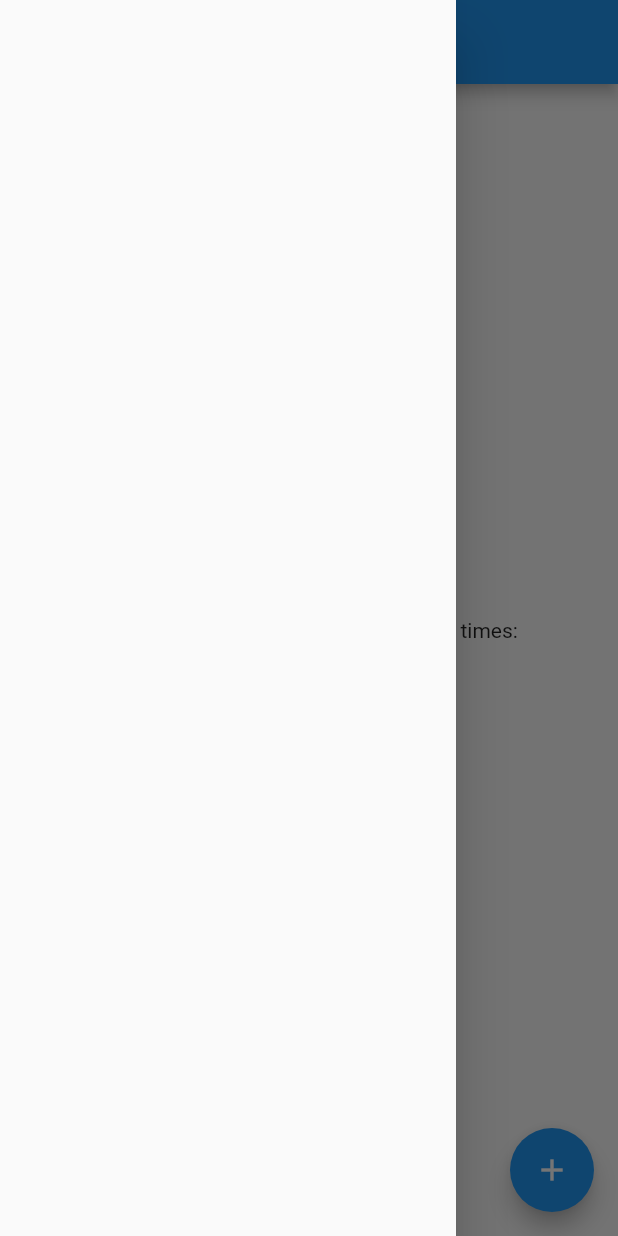
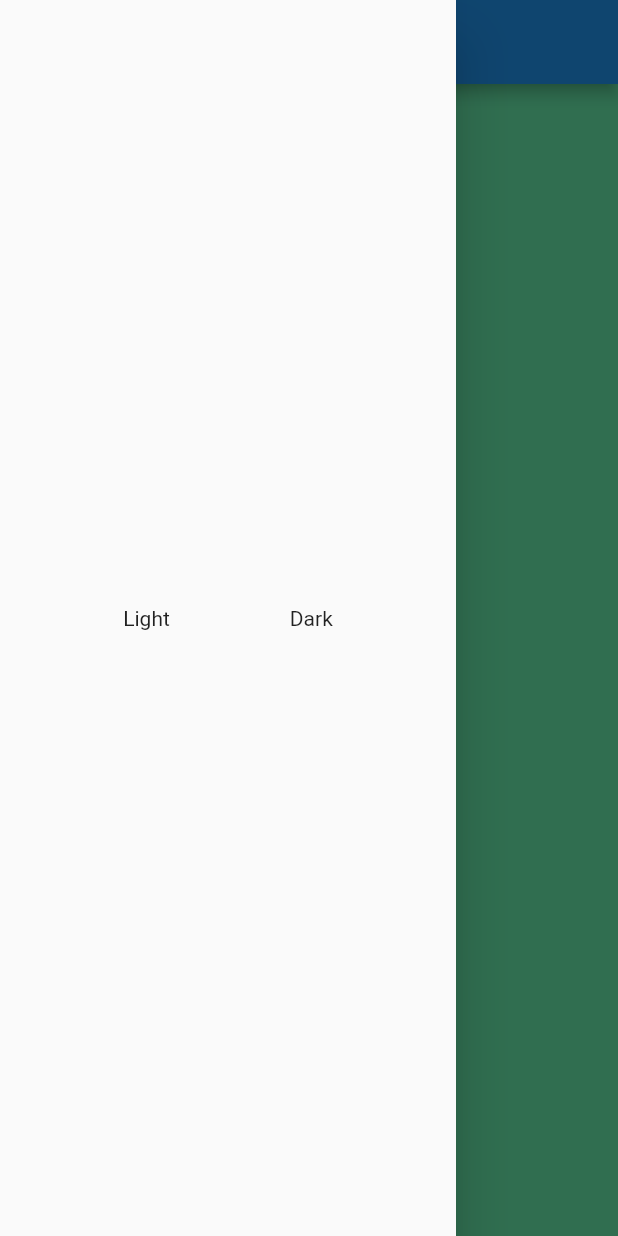
Before and after one commit to Devsaci/providerthememode, a Flutter app: the screen it shows after launch, with the side drawer open, on a phone screen of 412 x 824 dp. Run offline on Flutter 3.47's test engine with Material 2 defaults, Android fonts, the phone set to English and light mode, and no system bars.

Commit message:
Padding/Update Code

```diff
--- a/lib/main.dart
+++ b/lib/main.dart
@@ -14,7 +14,7 @@ class MyApp extends StatelessWidget {
   Widget build(BuildContext context) {
     return MaterialApp(
       title: 'Flutter Fulaih',
-      home: const MyHomePage(title: 'Provider Theme Mode'),
+      home: MyHomePage(),
       themeMode: ThemeMode.light,
       theme: ThemeData(primarySwatch: Colors.blue),
       darkTheme: ThemeData(primaryColor: Colors.brown),
@@ -23,44 +23,20 @@ class MyApp extends StatelessWidget {
 }
 
 class MyHomePage extends StatefulWidget {
-  const MyHomePage({Key? key, required this.title}) : super(key: key);
-
-  final String title;
-
   @override
   State<MyHomePage> createState() => _MyHomePageState();
 }
 
 class _MyHomePageState extends State<MyHomePage> {
-  int _counter = 0;
-
-  void _incrementCounter() {
-    setState(() {
-      _counter++;
-    });
-  }
-
   @override
   Widget build(BuildContext context) {
     return Scaffold(
       appBar: AppBar(
-        title: Text(widget.title),
+        title: const Text('Provider Theme Mode'),
       ),
-      body: Center(
-        child: Column(
-          mainAxisAlignment: MainAxisAlignment.center,
-          children: <Widget>[
-            const Text('You have pushed the button this many times:'),
-            Text('$_counter', style: Theme.of(context).textTheme.headline4),
-          ],
-        ),
-      ),
+      body: Container(color: Colors.greenAccent,),
       drawer: const MyDrawer(),
-      floatingActionButton: FloatingActionButton(
-        onPressed: _incrementCounter,
-        tooltip: 'Increment',
-        child: const Icon(Icons.add),
-      ), // This trailing comma makes auto-formatting nicer for build methods.
+      // This trailing comma makes auto-formatting nicer for build methods.
     );
   }
 }
--- a/lib/my_drawer.dart
+++ b/lib/my_drawer.dart
@@ -16,7 +16,15 @@ class _MyDrawerState extends State<MyDrawer> {
       child: Center(
         child: Row(
           mainAxisAlignment:MainAxisAlignment.center,
-          children: [
+          children:  [
+            Padding(
+              padding: EdgeInsets.all(40.0),
+              child: Text("Light"),
+            ),
+            Padding(
+              padding: EdgeInsets.all(40.0),
+              child: Text("Dark"),
+            ),
           ],
         ),
       ),
```
